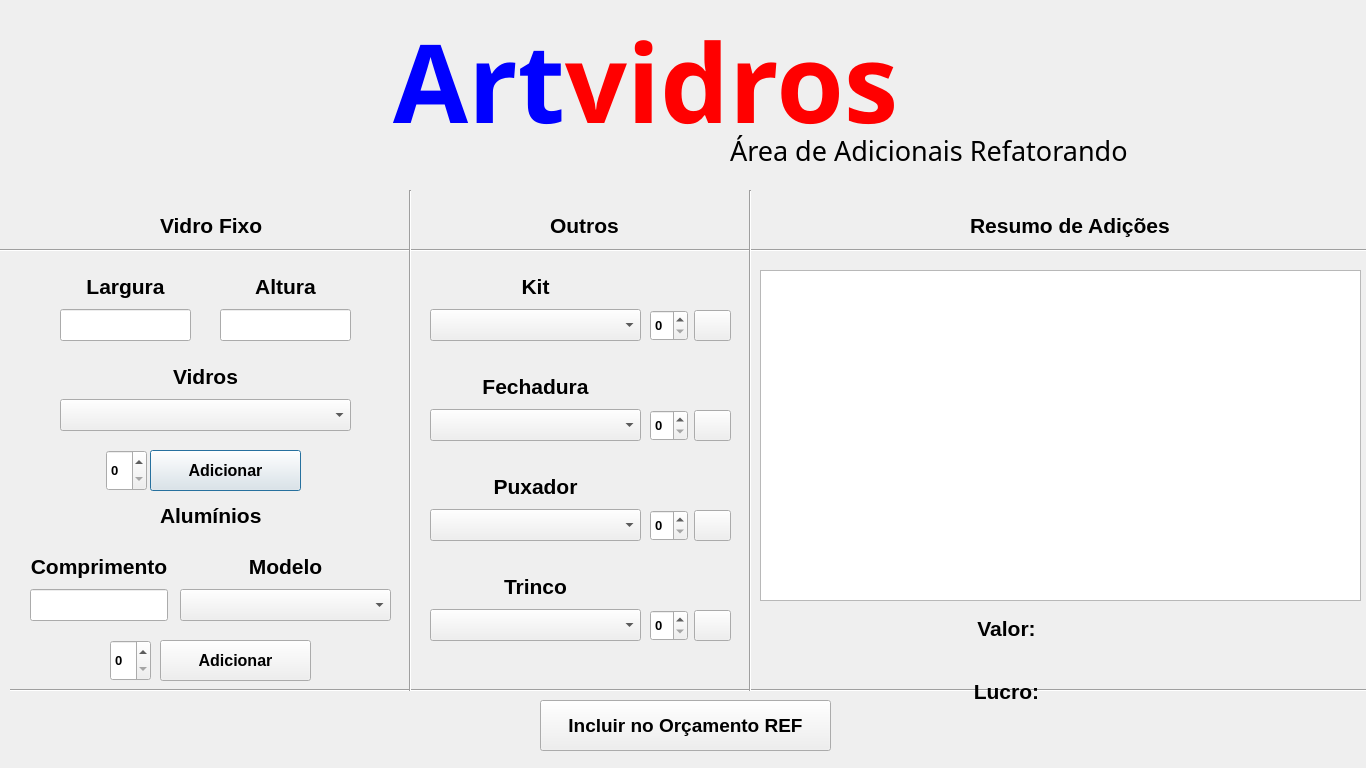
Qt form ArtvidrosV3/adicionaisref.ui (PedrOliveiraM/Artvidros-2023) before a commit.
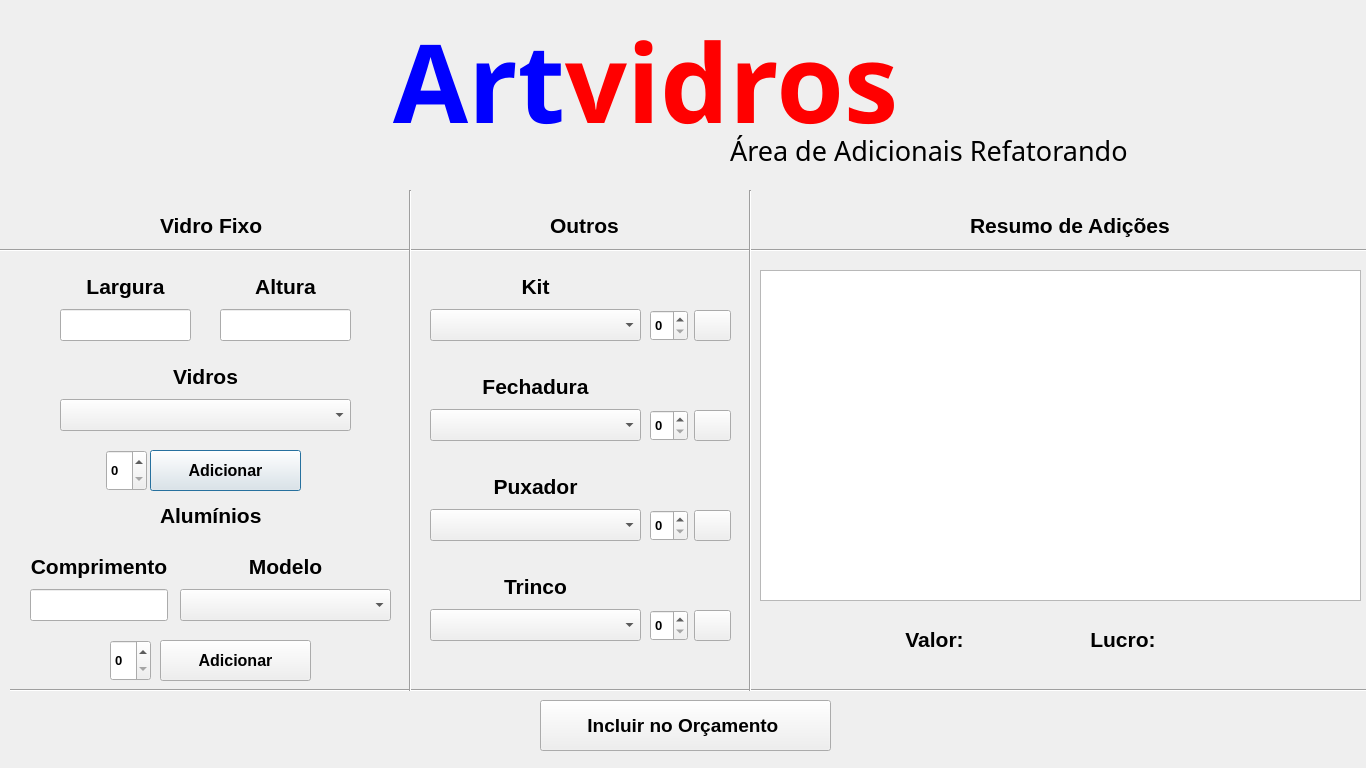
The same form after that commit. Icons and pictures are not drawn.

Patch:
```diff
--- a/ArtvidrosV3/adicionaisref.ui
+++ b/ArtvidrosV3/adicionaisref.ui
@@ -197,73 +197,6 @@
     <enum>Qt::Vertical</enum>
    </property>
   </widget>
-  <widget class="QWidget" name="gridLayoutWidget">
-   <property name="geometry">
-    <rect>
-     <x>960</x>
-     <y>600</y>
-     <width>191</width>
-     <height>120</height>
-    </rect>
-   </property>
-   <layout class="QGridLayout" name="gridLayout">
-    <item row="0" column="1">
-     <widget class="QLabel" name="label_price">
-      <property name="font">
-       <font>
-        <pointsize>16</pointsize>
-        <bold>true</bold>
-       </font>
-      </property>
-      <property name="whatsThis">
-       <string>&lt;html&gt;&lt;head/&gt;&lt;body&gt;&lt;p align=&quot;center&quot;&gt;&lt;br/&gt;&lt;/p&gt;&lt;/body&gt;&lt;/html&gt;</string>
-      </property>
-      <property name="text">
-       <string>&lt;html&gt;&lt;head/&gt;&lt;body&gt;&lt;p align=&quot;center&quot;&gt;&lt;br/&gt;&lt;/p&gt;&lt;/body&gt;&lt;/html&gt;</string>
-      </property>
-     </widget>
-    </item>
-    <item row="0" column="0">
-     <widget class="QLabel" name="labelLargura_7">
-      <property name="font">
-       <font>
-        <pointsize>14</pointsize>
-        <bold>true</bold>
-       </font>
-      </property>
-      <property name="text">
-       <string>&lt;html&gt;&lt;head/&gt;&lt;body&gt;&lt;p align=&quot;center&quot;&gt;&lt;span style=&quot; font-size:16pt;&quot;&gt;Valor:&lt;/span&gt;&lt;/p&gt;&lt;/body&gt;&lt;/html&gt;</string>
-      </property>
-     </widget>
-    </item>
-    <item row="1" column="0">
-     <widget class="QLabel" name="label_8">
-      <property name="font">
-       <font>
-        <pointsize>16</pointsize>
-        <bold>true</bold>
-       </font>
-      </property>
-      <property name="text">
-       <string>&lt;html&gt;&lt;head/&gt;&lt;body&gt;&lt;p align=&quot;center&quot;&gt;Lucro:&lt;/p&gt;&lt;/body&gt;&lt;/html&gt;</string>
-      </property>
-     </widget>
-    </item>
-    <item row="1" column="1">
-     <widget class="QLabel" name="label_profit">
-      <property name="font">
-       <font>
-        <pointsize>16</pointsize>
-        <bold>true</bold>
-       </font>
-      </property>
-      <property name="text">
-       <string>&lt;html&gt;&lt;head/&gt;&lt;body&gt;&lt;p align=&quot;center&quot;&gt;&lt;br/&gt;&lt;/p&gt;&lt;/body&gt;&lt;/html&gt;</string>
-      </property>
-     </widget>
-    </item>
-   </layout>
-  </widget>
   <widget class="QWidget" name="layoutWidget_6">
    <property name="geometry">
     <rect>
@@ -442,7 +375,7 @@
     </font>
    </property>
    <property name="text">
-    <string>Incluir no Orçamento REF</string>
+    <string>Incluir no Orçamento </string>
    </property>
   </widget>
   <widget class="QWidget" name="layoutWidget_4">
@@ -998,6 +931,81 @@
     <string>&lt;html&gt;&lt;head/&gt;&lt;body&gt;&lt;p&gt;&lt;span style=&quot; text-decoration:none;&quot;&gt;Vidro Fixo&lt;/span&gt;&lt;/p&gt;&lt;/body&gt;&lt;/html&gt;</string>
    </property>
   </widget>
+  <widget class="QWidget" name="layoutWidget">
+   <property name="geometry">
+    <rect>
+     <x>890</x>
+     <y>610</y>
+     <width>371</width>
+     <height>60</height>
+    </rect>
+   </property>
+   <layout class="QHBoxLayout" name="horizontalLayout_7">
+    <item>
+     <layout class="QHBoxLayout" name="horizontalLayout_6">
+      <item>
+       <widget class="QLabel" name="labelLargura_7">
+        <property name="font">
+         <font>
+          <pointsize>14</pointsize>
+          <bold>true</bold>
+         </font>
+        </property>
+        <property name="text">
+         <string>&lt;html&gt;&lt;head/&gt;&lt;body&gt;&lt;p align=&quot;center&quot;&gt;&lt;span style=&quot; font-size:16pt;&quot;&gt;Valor:&lt;/span&gt;&lt;/p&gt;&lt;/body&gt;&lt;/html&gt;</string>
+        </property>
+       </widget>
+      </item>
+      <item>
+       <widget class="QLabel" name="label_price">
+        <property name="font">
+         <font>
+          <pointsize>16</pointsize>
+          <bold>true</bold>
+         </font>
+        </property>
+        <property name="whatsThis">
+         <string>&lt;html&gt;&lt;head/&gt;&lt;body&gt;&lt;p align=&quot;center&quot;&gt;&lt;br/&gt;&lt;/p&gt;&lt;/body&gt;&lt;/html&gt;</string>
+        </property>
+        <property name="text">
+         <string>&lt;html&gt;&lt;head/&gt;&lt;body&gt;&lt;p align=&quot;center&quot;&gt;&lt;br/&gt;&lt;/p&gt;&lt;/body&gt;&lt;/html&gt;</string>
+        </property>
+       </widget>
+      </item>
+     </layout>
+    </item>
+    <item>
+     <layout class="QHBoxLayout" name="horizontalLayout_5">
+      <item>
+       <widget class="QLabel" name="label_8">
+        <property name="font">
+         <font>
+          <pointsize>16</pointsize>
+          <bold>true</bold>
+         </font>
+        </property>
+        <property name="text">
+         <string>&lt;html&gt;&lt;head/&gt;&lt;body&gt;&lt;p align=&quot;center&quot;&gt;Lucro:&lt;/p&gt;&lt;/body&gt;&lt;/html&gt;</string>
+        </property>
+       </widget>
+      </item>
+      <item>
+       <widget class="QLabel" name="label_profit">
+        <property name="font">
+         <font>
+          <pointsize>16</pointsize>
+          <bold>true</bold>
+         </font>
+        </property>
+        <property name="text">
+         <string>&lt;html&gt;&lt;head/&gt;&lt;body&gt;&lt;p align=&quot;center&quot;&gt;&lt;br/&gt;&lt;/p&gt;&lt;/body&gt;&lt;/html&gt;</string>
+        </property>
+       </widget>
+      </item>
+     </layout>
+    </item>
+   </layout>
+  </widget>
  </widget>
  <resources>
   <include location="files.qrc"/>
```
